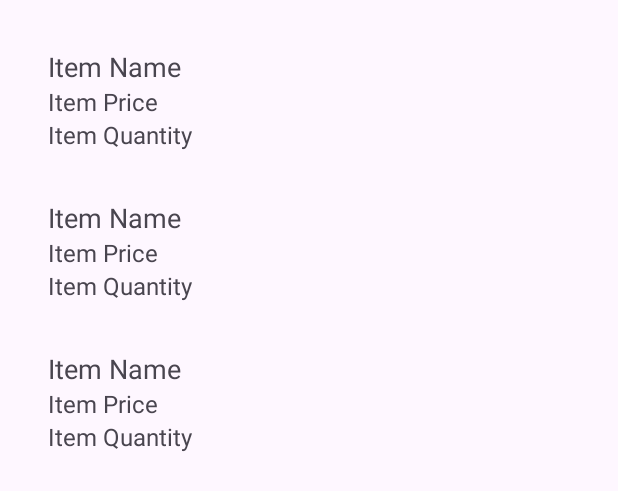
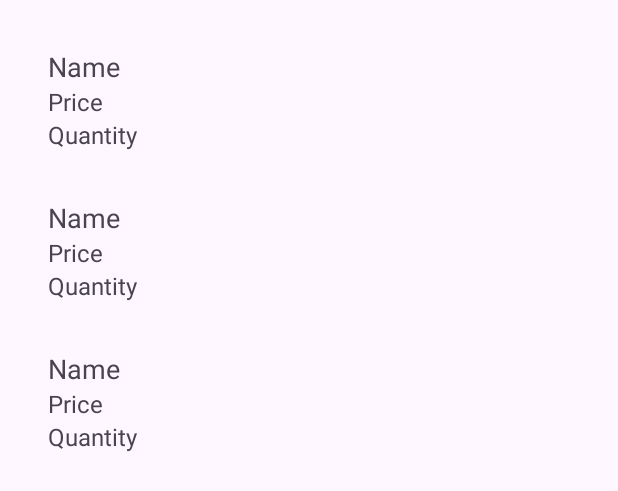
Before and after one commit to cmscoutinho/android-baby-words, an Android app: the layout activity_main.xml on its own in the app's theme, with its tools: preview values and no code run, on a phone screen of 412 x 824 dp. Shown: the top 491 px of the screen. Run offline under Robolectric (Android 15) with nearby library versions, the phone set to English and light mode, and no system bars.

```diff
--- a/app/src/main/res/layout/item_view.xml
+++ b/app/src/main/res/layout/item_view.xml
@@ -9,20 +9,20 @@
         android:id="@+id/itemName"
         android:layout_width="wrap_content"
         android:layout_height="wrap_content"
-        android:text="Item Name"
+        android:text="Name"
         android:textSize="18sp" />
 
     <TextView
         android:id="@+id/itemPrice"
         android:layout_width="wrap_content"
         android:layout_height="wrap_content"
-        android:text="Item Price"
+        android:text="Price"
         android:textSize="16sp" />
 
     <TextView
         android:id="@+id/itemQuantity"
         android:layout_width="wrap_content"
         android:layout_height="wrap_content"
-        android:text="Item Quantity"
+        android:text="Quantity"
         android:textSize="16sp" />
 </LinearLayout>
```
